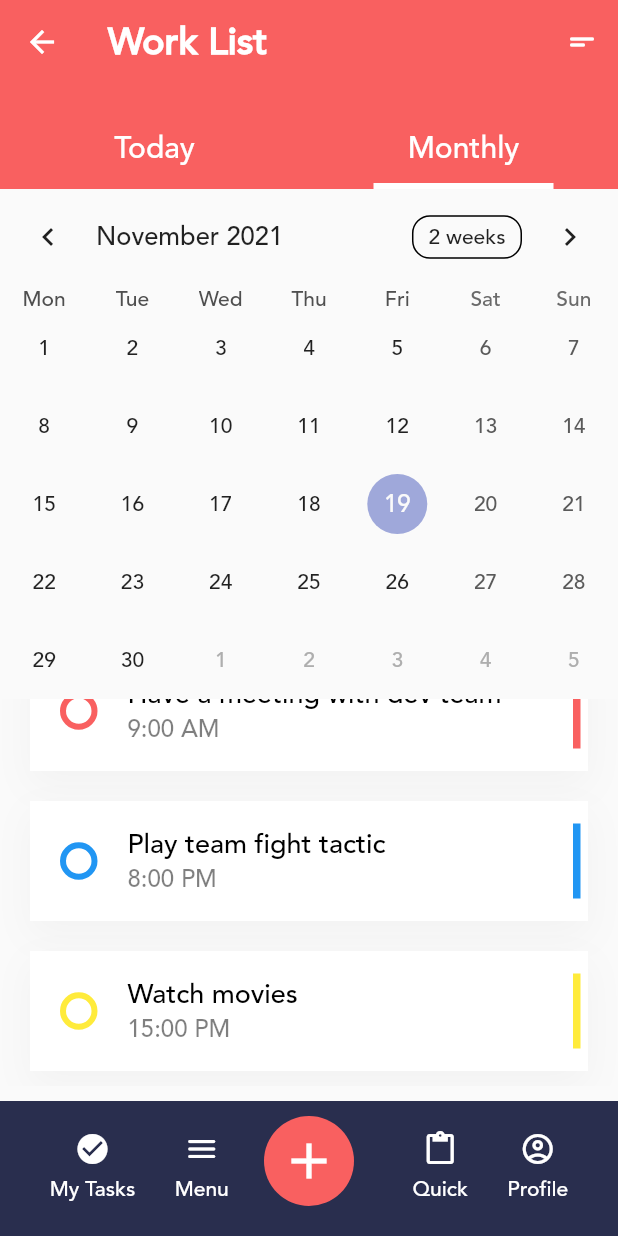
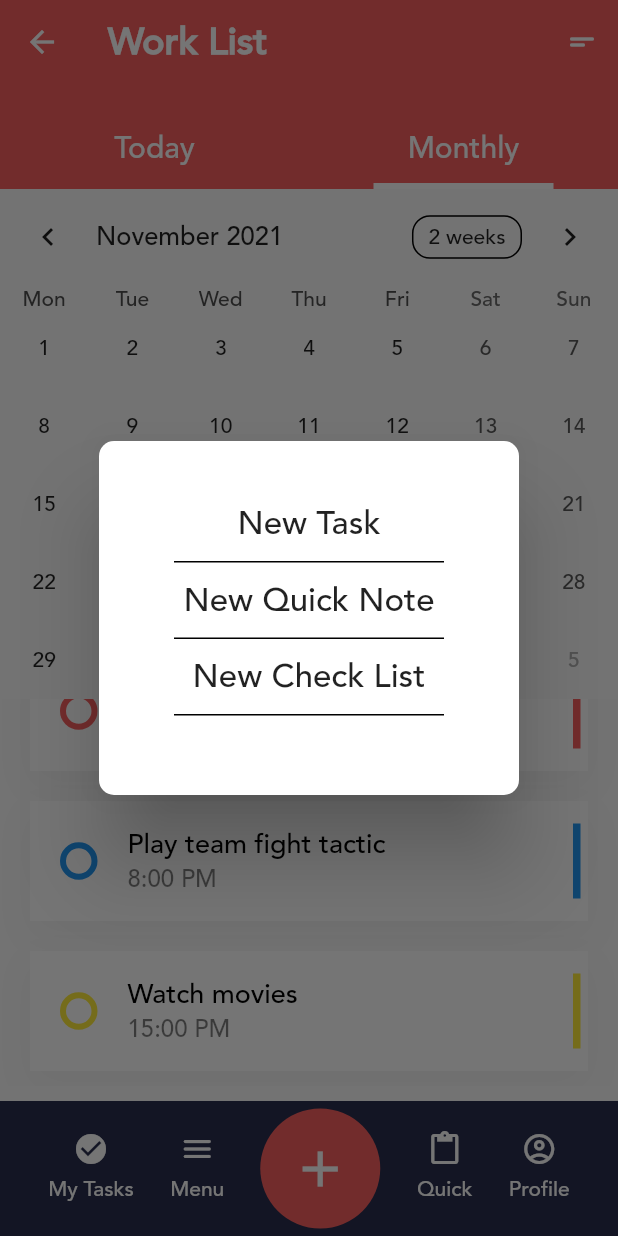
Before and after one commit to dinhKhoi-noob/FlutterTodoApp, a Flutter app: the HomePage screen opened directly, scrolled down 111 dp, after a tap on the "add" icon, on a phone screen of 412 x 824 dp. Run offline on Flutter 3.47's test engine with Material 2 defaults, Android fonts, the phone set to English and light mode, and no system bars; drawn by our look-alikes of flutter_slidable, table_calendar.

Commit message:
Completed create pop up for choosing function

```diff
--- a/lib/pages/home_page.dart
+++ b/lib/pages/home_page.dart
@@ -2,6 +2,10 @@ import 'package:flutter/material.dart';
 import 'package:table_calendar/table_calendar.dart';
 import 'package:intl/intl.dart';
 import 'package:flutter_slidable/flutter_slidable.dart';
+import './new_check_list_page.dart';
+import './new_task_page.dart';
+import './new_quick_note_page.dart';
+import '../animation/new_screen_navigator_route.dart';
 
 class HomePage extends StatelessWidget {
   const HomePage({Key? key}) : super(key: key);
@@ -29,24 +33,106 @@ class _HomePageState extends State<HomePageState> {
   RangeSelectionMode _rangeSelectionMode = RangeSelectionMode.toggledOn;
   DateTime? _selectedDate;
   DateTime _focusedDate = DateTime.now();
+  void _navigateToNewScreen(String pageName) {
+    Widget destination = const NewCheckListPage();
+    if (pageName == 'new_task') {
+      destination = const NewTaskPage();
+    }
+    if (pageName == 'new_quick_note') {
+      destination = const NewQuickNotePage();
+    }
+    Navigator.push(context, NewScreenNavigatorRoute(child: destination));
+  }
+
+  void _openPopup(BuildContext context) {
+    showDialog(
+        context: context,
+        builder: (BuildContext context) {
+          return AlertDialog(
+            content: Container(
+              height: 192,
+              width: 200,
+              padding: const EdgeInsets.symmetric(horizontal: 20, vertical: 10),
+              child: Center(
+                child: Column(
+                  children: <Widget>[
+                    InkWell(
+                      child: Container(
+                          padding: const EdgeInsets.symmetric(vertical: 10),
+                          width: 180,
+                          decoration: const BoxDecoration(
+                              border: Border(
+                                  bottom: BorderSide(
+                            color: Colors.black,
+                          ))),
+                          child: const Center(
+                              child: Text(
+                            "New Task",
+                            style: TextStyle(fontSize: 22),
+                          ))),
+                      onTap: () {
+                        _navigateToNewScreen("new_task");
+                      },
+                    ),
+                    InkWell(
+                      child: Container(
+                          padding: const EdgeInsets.symmetric(vertical: 10),
+                          width: 180,
+                          decoration: const BoxDecoration(
+                              border: Border(
+                                  bottom: BorderSide(
+                            color: Colors.black,
+                          ))),
+                          child: const Center(
+                              child: Text(
+                            "New Quick Note",
+                            style: TextStyle(fontSize: 22),
+                          ))),
+                      onTap: () {
+                        _navigateToNewScreen("new_quick_note");
+                      },
+                    ),
+                    InkWell(
+                      child: Container(
+                          padding: const EdgeInsets.symmetric(vertical: 10),
+                          width: 180,
+                          decoration: const BoxDecoration(
+                              border: Border(
+                                  bottom: BorderSide(
+                            color: Colors.black,
+                          ))),
+                          child: const Center(
+                              child: Text(
+                            "New Check List",
+                            style: TextStyle(fontSize: 22),
+                          ))),
+                      onTap: () {
+                        _navigateToNewScreen("new_check_list");
+                      },
+                    ),
+                  ],
+                ),
+              ),
+            ),
+            shape: const RoundedRectangleBorder(
+                borderRadius: BorderRadius.all(Radius.circular(10))),
+          );
+        });
+  }
 
   Slidable taskWidget(Color color, String title, String time) {
     return Slidable(
       actionPane: const SlidableDrawerActionPane(),
       child: Container(
         height: 80,
-          margin: const EdgeInsets.symmetric(horizontal: 20,vertical: 10),
-          decoration: BoxDecoration(
-            color: Colors.white,
-            boxShadow: [
+        margin: const EdgeInsets.symmetric(horizontal: 20, vertical: 10),
+        decoration: BoxDecoration(color: Colors.white, boxShadow: [
           BoxShadow(
               color: Colors.black.withOpacity(0.03),
-                offset: const Offset(0,9),
+              offset: const Offset(0, 9),
               blurRadius: 20,
-                spreadRadius: 1
-              )
-            ]
-          ),
+              spreadRadius: 1)
+        ]),
         child: Row(
           children: <Widget>[
             Container(
@@ -56,63 +142,47 @@ class _HomePageState extends State<HomePageState> {
               decoration: BoxDecoration(
                   color: Colors.white,
                   shape: BoxShape.circle,
-                  border: Border.all(
-                    color: color,
-                    width: 4
-                  )
-                ),
+                  border: Border.all(color: color, width: 4)),
             ),
             Column(
               crossAxisAlignment: CrossAxisAlignment.start,
               mainAxisAlignment: MainAxisAlignment.center,
               children: <Widget>[
-                  Text(
-                    title,
-                    style: const TextStyle(
-                      color: Colors.black,
-                      fontSize: 18
-                    )
-                  ),
+                Text(title,
+                    style: const TextStyle(color: Colors.black, fontSize: 18)),
                 Text(
                   time,
                   style: TextStyle(
-                      color: Colors.black.withOpacity(0.5),
-                      fontSize: 16
-                    ),
+                      color: Colors.black.withOpacity(0.5), fontSize: 16),
                 )
               ],
             ),
-              Expanded(
-                child: Container()
-              ),
+            Expanded(child: Container()),
             Container(
                 margin: const EdgeInsets.only(right: 5),
                 height: 50,
                 width: 5,
-                color: color
-              )
+                color: color)
           ],
         ),
       ),
       secondaryActions: <Widget>[
         SizedBox(
             height: 80,
-            child:IconSlideAction(
+            child: IconSlideAction(
               caption: "Edit",
               color: Colors.blue,
               icon: Icons.edit,
-              onTap: (){},
-            )
-          ),
+              onTap: () {},
+            )),
         SizedBox(
             height: 80,
-            child:IconSlideAction(
+            child: IconSlideAction(
               caption: "Delete",
               color: Colors.red,
               icon: Icons.delete,
-              onTap: (){},
-            )
-          ),
+              onTap: () {},
+            )),
       ],
     );
   }
@@ -271,13 +341,13 @@ class _HomePageState extends State<HomePageState> {
                       ],
                     ),
                   ),
-                    taskWidget(const Color(0xfff96060), "Have a meeting with dev team", "9:00 AM"),
+                  taskWidget(const Color(0xfff96060),
+                      "Have a meeting with dev team", "9:00 AM"),
                   taskWidget(Colors.blue, "Play team fight tactic", "8:00 PM"),
                   taskWidget(Colors.yellow, "Watch movies", "15:00 PM")
                 ],
               ),
-              )
-            ),
+            )),
             SizedBox(
               height: 100,
               child: Stack(
@@ -295,21 +365,17 @@ class _HomePageState extends State<HomePageState> {
                             Column(
                               children: <Widget>[
                                 InkWell(
-                                onTap: (){},
+                                  onTap: () {},
                                   child: Column(
                                     children: const <Widget>[
-                                    Icon(
-                                      Icons.check_circle,
-                                      color:Colors.white
-                                    ),
+                                      Icon(Icons.check_circle,
+                                          color: Colors.white),
                                       SizedBox(
                                         height: 5,
                                       ),
                                       Text(
                                         "My Tasks",
-                                      style: TextStyle(
-                                        color: Colors.white
-                                      ),
+                                        style: TextStyle(color: Colors.white),
                                       )
                                     ],
                                   ),
@@ -319,21 +385,17 @@ class _HomePageState extends State<HomePageState> {
                             Column(
                               children: <Widget>[
                                 InkWell(
-                                onTap: (){},
+                                  onTap: () {},
                                   child: Column(
                                     children: const <Widget>[
-                                    Icon(
-                                      Icons.menu_rounded,
-                                      color:Colors.white
-                                    ),
+                                      Icon(Icons.menu_rounded,
+                                          color: Colors.white),
                                       SizedBox(
                                         height: 5,
                                       ),
                                       Text(
                                         "Menu",
-                                      style: TextStyle(
-                                        color: Colors.white
-                                      ),
+                                        style: TextStyle(color: Colors.white),
                                       )
                                     ],
                                   ),
@@ -341,26 +403,22 @@ class _HomePageState extends State<HomePageState> {
                               ],
                             ),
                             const SizedBox(
-                            width: 70,
+                              width: 80,
                             ),
                             Column(
                               children: <Widget>[
                                 InkWell(
-                                onTap: (){},
+                                  onTap: () {},
                                   child: Column(
                                     children: const <Widget>[
-                                    Icon(
-                                      Icons.content_paste,
-                                      color:Colors.white
-                                    ),
+                                      Icon(Icons.content_paste,
+                                          color: Colors.white),
                                       SizedBox(
                                         height: 5,
                                       ),
                                       Text(
                                         "Quick",
-                                      style: TextStyle(
-                                        color: Colors.white
-                                      ),
+                                        style: TextStyle(color: Colors.white),
                                       )
                                     ],
                                   ),
@@ -370,21 +428,17 @@ class _HomePageState extends State<HomePageState> {
                             Column(
                               children: <Widget>[
                                 InkWell(
-                                onTap: (){},
+                                  onTap: () {},
                                   child: Column(
                                     children: const <Widget>[
-                                    Icon(
-                                      Icons.account_circle_outlined,
-                                      color:Colors.white
-                                    ),
+                                      Icon(Icons.account_circle_outlined,
+                                          color: Colors.white),
                                       SizedBox(
                                         height: 5,
                                       ),
                                       Text(
                                         "Profile",
-                                      style: TextStyle(
-                                        color: Colors.white
-                                      ),
+                                        style: TextStyle(color: Colors.white),
                                       )
                                     ],
                                   ),
@@ -393,29 +447,24 @@ class _HomePageState extends State<HomePageState> {
                             ),
                           ],
                         ),
-                    )
-                  ),
+                      )),
                   Positioned(
-                    bottom:20,
+                      bottom: 5,
                       right: 0,
-                    left: 0,
+                      left: 15,
                       child: InkWell(
-                      onTap: (){},
+                          onTap: () {
+                            _openPopup(context);
+                          },
                           child: Container(
-                        height: 60,
-                        width: 60,
+                            height: 80,
+                            width: 80,
                             decoration: const BoxDecoration(
                                 color: Color(0xfff96060),
-                          shape: BoxShape.circle
-                        ),
-                        child: const Icon(
-                          Icons.add,
-                          color: Colors.white,
-                          size:40
-                        ),
-                      )
-                    )
-                  )
+                                shape: BoxShape.circle),
+                            child: const Icon(Icons.add,
+                                color: Colors.white, size: 40),
+                          )))
                 ],
               ),
             )
```
Also changed, not shown: lib/pages/new_check_list_page.dart (added, +36 -0 lines), lib/pages/new_quick_note_page.dart (added, +36 -0 lines), lib/pages/new_task_page.dart (added, +36 -0 lines). Lines whose indentation alone changed are shown as unchanged.
